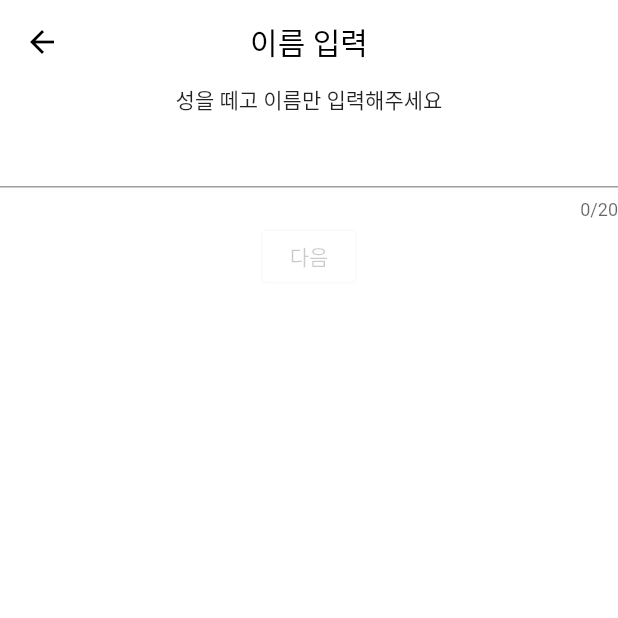
After one commit to scriabinEtude/letsworkout-front, a Flutter app: the RegistNameScreen screen opened by its route, after a tap on "다음", on a phone screen of 412 x 824 dp, the top half of it. The commit adds this screen. Run offline on Flutter 3.47's test engine with Material 2 defaults, Android fonts, the phone set to English and light mode, and no system bars; our stand-ins replace adaptive_dialog, bloc, dio, flutter_bloc, flutter_screenutil, salomon_bottom_bar and 2 more; missing offline and left inert: kakao_flutter_sdk; accounts and stored records are empty.

Commit message:
login server connection

```diff
--- a/lib/config/route.dart
+++ b/lib/config/route.dart
@@ -1,16 +1,18 @@
 import 'package:flutter/material.dart';
 import 'package:letsworkout/screen/home_screen.dart';
-import 'package:letsworkout/screen/login/agreement_screen.dart';
+import 'package:letsworkout/screen/login/register/agreement_screen.dart';
 import 'package:letsworkout/screen/login/login_screen.dart';
-import 'package:letsworkout/screen/login/register_tag_screen.dart';
+import 'package:letsworkout/screen/login/register/regist_name_screen.dart';
+import 'package:letsworkout/screen/login/register/regist_tag_screen.dart';
 import 'package:letsworkout/screen/splash_screen.dart';
 import 'package:letsworkout/screen/workout/workout_start_screen.dart';
 
 class Routes {
   static const String splashScreen = "/";
   static const String loginScreen = "/login";
-  static const String agreementScreen = "/login/join/agreement";
-  static const String registerTagScreen = "/login/join/tag";
+  static const String agreementScreen = "/login/regist/agreement";
+  static const String registNameScreen = "login/regist/name";
+  static const String registTagScreen = "/login/regist/tag";
   static const String homeScreen = "/home";
   static const String workoutStartScreen = "/workout/start";
 
@@ -34,11 +36,18 @@ class Routes {
             builder: (BuildContext context) {
               return const AgreementScreen();
             });
-      case registerTagScreen:
+
+      case registNameScreen:
         return MaterialPageRoute(
-            settings: const RouteSettings(name: registerTagScreen),
+            settings: const RouteSettings(name: registNameScreen),
             builder: (BuildContext context) {
-              return const RegisterTagScreen();
+              return const RegistNameScreen();
+            });
+      case registTagScreen:
+        return MaterialPageRoute(
+            settings: const RouteSettings(name: registTagScreen),
+            builder: (BuildContext context) {
+              return const RegistTagScreen();
             });
       case homeScreen:
         return MaterialPageRoute(
--- a/lib/enum/app_mode.dart
+++ b/lib/enum/app_mode.dart
@@ -1,5 +1,5 @@
 enum AppMode {
-  local(serverUrl: 'asd');
+  local(serverUrl: 'http://192.168.0.2:3010/');
 
   final String serverUrl;
 
--- a/lib/model/user.dart
+++ b/lib/model/user.dart
@@ -47,6 +47,6 @@ class User {
         "provider": provider,
         "tag": tag,
         "name": name,
-        "createdAt" : createdAt,
+        "createdAt": createdAt,
       };
 }
--- /dev/null
+++ b/lib/module/api/api_error_interceptor.dart
@@ -0,0 +1,14 @@
+import 'package:dio/dio.dart';
+import 'package:letsworkout/bloc/app_bloc.dart';
+
+class ApiErrorInterceptor extends Interceptor {
+  @override
+  void onError(DioError err, ErrorInterceptorHandler handler) {
+    if (err.type == DioErrorType.connectTimeout) {
+      AppBloc.appCubit.appSnackBar('서버가 지연되고 있습니다. 잠시만 기다려 주십시오');
+    } else {
+      AppBloc.appCubit.appSnackBar('서버 에러입니다. 잠시만 기다려 주십시오');
+    }
+    super.onError(err, handler);
+  }
+}
--- a/lib/screen/home_screen.dart
+++ b/lib/screen/home_screen.dart
@@ -16,7 +16,9 @@ class _HomeScreenState extends State<HomeScreen> {
 
   @override
   Widget build(BuildContext context) {
-    return Scaffold(
+    return WillPopScope(
+      onWillPop: () async => false,
+      child: Scaffold(
         backgroundColor: Colors.white,
         appBar: AppBar(
           title: Text(
@@ -74,6 +76,7 @@ class _HomeScreenState extends State<HomeScreen> {
             : _index == 1
                 ? Container()
                 : const CalendarScreen(),
+      ),
     );
   }
 }
--- a/lib/screen/login/agreement_screen.dart
+++ b/lib/screen/login/register/agreement_screen.dart
@@ -32,10 +32,11 @@ class _AgreementScreenState extends State<AgreementScreen> {
         backgroundColor: const Color(0xffffffff),
         foregroundColor: const Color(0xff000000),
         centerTitle: true,
-        title: const Text('약관동의'),
+        title: const Text('회원가입'),
       ),
       body: Column(
         children: [
+          Text('한결아 운동하자!\n같이 득근해보아요!'),
           agreement(index: 0),
           agreement(index: 1),
           agreement(index: 2),
@@ -44,7 +45,7 @@ class _AgreementScreenState extends State<AgreementScreen> {
             child: OutlinedButton(
               onPressed: () {
                 if (_validation) {
-                  Navigator.pushNamed(context, Routes.registerTagScreen);
+                  Navigator.pushNamed(context, Routes.registNameScreen);
                 }
               },
               child: const Center(
--- /dev/null
+++ b/lib/screen/login/register/regist_name_screen.dart
@@ -0,0 +1,66 @@
+import 'package:flutter/material.dart';
+import 'package:letsworkout/bloc/app_bloc.dart';
+import 'package:letsworkout/config/route.dart';
+
+class RegistNameScreen extends StatefulWidget {
+  const RegistNameScreen({Key? key}) : super(key: key);
+
+  @override
+  State<RegistNameScreen> createState() => _RegistNameScreenState();
+}
+
+class _RegistNameScreenState extends State<RegistNameScreen> {
+  final TextEditingController _nameController = TextEditingController();
+  bool _validation = false;
+
+  @override
+  void dispose() {
+    _nameController.dispose();
+    super.dispose();
+  }
+
+  @override
+  Widget build(BuildContext context) {
+    return Scaffold(
+      backgroundColor: Colors.white,
+      appBar: AppBar(
+        title: const Text('이름 입력'),
+        centerTitle: true,
+        elevation: 0,
+        backgroundColor: Colors.white,
+        foregroundColor: Colors.black,
+      ),
+      body: SingleChildScrollView(
+          child: Column(
+        children: [
+          const Text('성을 떼고 이름만 입력해주세요'),
+          TextField(
+            controller: _nameController,
+            maxLength: 20,
+            onChanged: (text) {
+              setState(() {
+                _validation = text.isNotEmpty;
+              });
+            },
+          ),
+          Opacity(
+            opacity: _validation ? 1 : 0.2,
+            child: OutlinedButton(
+              onPressed: () async {
+                if (!_validation) return;
+                _validation = false;
+                setState(() {});
+
+                // 이름 세팅
+                AppBloc.loginCubit.setUser(AppBloc.loginCubit.state
+                    .copyWith(name: _nameController.text));
+                Navigator.pushNamed(context, Routes.registTagScreen);
+              },
+              child: const Text('다음', style: TextStyle(color: Colors.black)),
+            ),
+          )
+        ],
+      )),
+    );
+  }
+}
```
Also changed, not shown: lib/bloc/login/login_cubit.dart (+44 -11 lines), lib/module/api/api.dart (added, +20 -0 lines), lib/module/api/pretty_dio_logger.dart (added, +276 -0 lines), lib/repository/user_repository.dart (+44 -9 lines), lib/screen/login/login_screen.dart (+20 -18 lines), lib/screen/login/register/regist_tag_screen.dart (renamed from lib/screen/login/register_tag_screen.dart, +4 -4 lines), lib/screen/splash_screen.dart (+11 -2 lines). Lines whose indentation alone changed are shown as unchanged.
